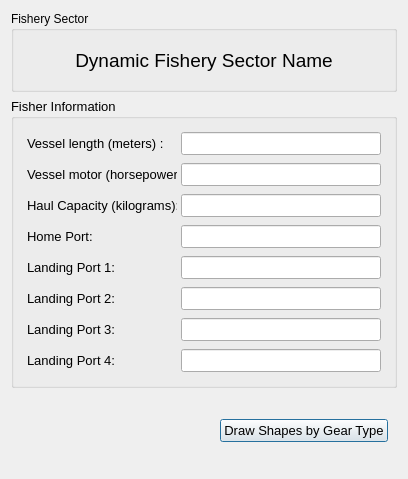
This is cobi_loreto/Interview/fishery.ui in Ecotrust/openoceanmap-desktop as Qt 5 draws it before an edit. The edited form follows.
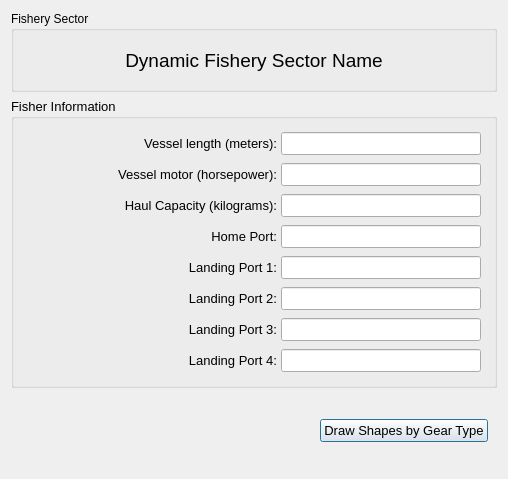
This is the edited form.

Commit message: fishery dialog update

```diff
--- a/cobi_loreto/Interview/fishery.ui
+++ b/cobi_loreto/Interview/fishery.ui
@@ -6,7 +6,7 @@
    <rect>
     <x>0</x>
     <y>0</y>
-    <width>404</width>
+    <width>504</width>
     <height>479</height>
    </rect>
   </property>
@@ -93,13 +93,13 @@
             <widget class="QLabel" name="vessel_length_text" >
              <property name="minimumSize" >
               <size>
-               <width>150</width>
+               <width>250</width>
                <height>0</height>
               </size>
              </property>
              <property name="maximumSize" >
               <size>
-               <width>150</width>
+               <width>300</width>
                <height>16777215</height>
               </size>
              </property>
@@ -109,7 +109,10 @@
               </font>
              </property>
              <property name="text" >
-              <string>Vessel length (meters) :</string>
+              <string>Vessel length (meters):</string>
+             </property>
+             <property name="alignment" >
+              <set>Qt::AlignRight|Qt::AlignTrailing|Qt::AlignVCenter</set>
              </property>
             </widget>
            </item>
@@ -173,13 +176,13 @@
             <widget class="QLabel" name="vessel_motor_text" >
              <property name="minimumSize" >
               <size>
-               <width>150</width>
+               <width>250</width>
                <height>0</height>
               </size>
              </property>
              <property name="maximumSize" >
               <size>
-               <width>150</width>
+               <width>300</width>
                <height>16777215</height>
               </size>
              </property>
@@ -191,6 +194,9 @@
              <property name="text" >
               <string>Vessel motor (horsepower):</string>
              </property>
+             <property name="alignment" >
+              <set>Qt::AlignRight|Qt::AlignTrailing|Qt::AlignVCenter</set>
+             </property>
             </widget>
            </item>
            <item>
@@ -250,13 +256,13 @@
             <widget class="QLabel" name="haul_capacity_text" >
              <property name="minimumSize" >
               <size>
-               <width>150</width>
+               <width>250</width>
                <height>0</height>
               </size>
              </property>
              <property name="maximumSize" >
               <size>
-               <width>150</width>
+               <width>300</width>
                <height>16777215</height>
               </size>
              </property>
@@ -268,6 +274,9 @@
              <property name="text" >
               <string>Haul Capacity (kilograms):</string>
              </property>
+             <property name="alignment" >
+              <set>Qt::AlignRight|Qt::AlignTrailing|Qt::AlignVCenter</set>
+             </property>
             </widget>
            </item>
            <item>
@@ -327,13 +336,13 @@
             <widget class="QLabel" name="home_port_text" >
              <property name="minimumSize" >
               <size>
-               <width>150</width>
+               <width>250</width>
                <height>0</height>
               </size>
              </property>
              <property name="maximumSize" >
               <size>
-               <width>150</width>
+               <width>300</width>
                <height>16777215</height>
               </size>
              </property>
@@ -345,6 +354,9 @@
              <property name="text" >
               <string>Home Port:</string>
              </property>
+             <property name="alignment" >
+              <set>Qt::AlignRight|Qt::AlignTrailing|Qt::AlignVCenter</set>
+             </property>
             </widget>
            </item>
            <item>
@@ -404,13 +416,13 @@
             <widget class="QLabel" name="landing_port_text" >
              <property name="minimumSize" >
               <size>
-               <width>150</width>
+               <width>250</width>
                <height>0</height>
               </size>
              </property>
              <property name="maximumSize" >
               <size>
-               <width>150</width>
+               <width>300</width>
                <height>16777215</height>
               </size>
              </property>
@@ -422,6 +434,9 @@
              <property name="text" >
               <string>Landing Port 1:</string>
              </property>
+             <property name="alignment" >
+              <set>Qt::AlignRight|Qt::AlignTrailing|Qt::AlignVCenter</set>
+             </property>
             </widget>
            </item>
            <item>
@@ -481,13 +496,13 @@
             <widget class="QLabel" name="landing_port_text_2" >
              <property name="minimumSize" >
               <size>
-               <width>150</width>
+               <width>250</width>
                <height>0</height>
               </size>
              </property>
              <property name="maximumSize" >
               <size>
-               <width>150</width>
+               <width>300</width>
                <height>16777215</height>
               </size>
              </property>
@@ -499,6 +514,9 @@
              <property name="text" >
               <string>Landing Port 2:</string>
              </property>
+             <property name="alignment" >
+              <set>Qt::AlignRight|Qt::AlignTrailing|Qt::AlignVCenter</set>
+             </property>
             </widget>
            </item>
            <item>
@@ -558,13 +576,13 @@
             <widget class="QLabel" name="landing_port_text_3" >
              <property name="minimumSize" >
               <size>
-               <width>150</width>
+               <width>250</width>
                <height>0</height>
               </size>
              </property>
              <property name="maximumSize" >
               <size>
-               <width>150</width>
+               <width>300</width>
                <height>16777215</height>
               </size>
              </property>
@@ -576,6 +594,9 @@
              <property name="text" >
               <string>Landing Port 3:</string>
              </property>
+             <property name="alignment" >
+              <set>Qt::AlignRight|Qt::AlignTrailing|Qt::AlignVCenter</set>
+             </property>
             </widget>
            </item>
            <item>
@@ -635,13 +656,13 @@
             <widget class="QLabel" name="landing_port_text_4" >
              <property name="minimumSize" >
               <size>
-               <width>150</width>
+               <width>250</width>
                <height>0</height>
               </size>
              </property>
              <property name="maximumSize" >
               <size>
-               <width>150</width>
+               <width>300</width>
                <height>16777215</height>
               </size>
              </property>
@@ -653,6 +674,9 @@
              <property name="text" >
               <string>Landing Port 4:</string>
              </property>
+             <property name="alignment" >
+              <set>Qt::AlignRight|Qt::AlignTrailing|Qt::AlignVCenter</set>
+             </property>
             </widget>
            </item>
            <item>
```
The commit also changes 6 other files.
